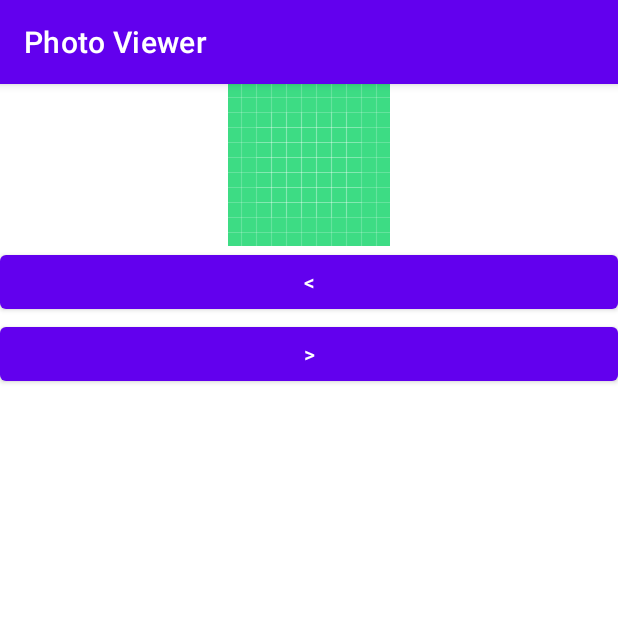
After one commit to kaushalp8326/PhotosAndroid, an Android app: the Slideshow screen opened directly, with no data from a screen before it, on a phone screen of 412 x 824 dp, the top half of it. The commit adds this screen. Run offline under Robolectric (Android 15) with nearby library versions, the phone set to English and light mode, and no system bars; 4 statements that could not run were skipped.

Commit message:
Slideshow basics

```diff
--- a/app/src/main/AndroidManifest.xml
+++ b/app/src/main/AndroidManifest.xml
@@ -2,7 +2,7 @@
 <manifest xmlns:android="http://schemas.android.com/apk/res/android"
     package="com.example.androidphotos10">
 
-    <uses-permission android:name="android.permission.READ_EXTERNAL_STORAGE"/>
+    <uses-permission android:name="android.permission.READ_EXTERNAL_STORAGE" />
 
     <application
         android:allowBackup="true"
@@ -11,6 +11,7 @@
         android:roundIcon="@mipmap/ic_launcher_round"
         android:supportsRtl="true"
         android:theme="@style/Theme.AndroidPhotos10">
+        <activity android:name=".Slideshow"></activity>
         <activity
             android:name=".AlbumView"
             android:parentActivityName=".Photos">
--- /dev/null
+++ b/app/src/main/java/com/example/androidphotos10/Slideshow.java
@@ -0,0 +1,64 @@
+package com.example.androidphotos10;
+
+import androidx.appcompat.app.AppCompatActivity;
+
+import android.os.Bundle;
+import android.widget.Button;
+import android.widget.ImageView;
+
+import com.example.androidphotos10.model.Album;
+import com.example.androidphotos10.model.User;
+
+public class Slideshow extends AppCompatActivity {
+    public User user;
+    public Album album;
+
+    private Button cmdLeft;
+    private Button cmdRight;
+
+    private static int selectedIndex;
+    private static ImageView displayed;
+
+    @Override
+    protected void onCreate(Bundle savedInstanceState) {
+        super.onCreate(savedInstanceState);
+        setContentView(R.layout.slideshow_view);
+
+        Bundle bundle = getIntent().getExtras();
+        user = (User)bundle.getSerializable(Photos.USER);
+        album = (Album)bundle.getSerializable(Photos.ALBUM);
+        setTitle(album.getName());
+        selectedIndex=0;
+
+        displayed = findViewById(R.id.displayPicture);
+        displayed.setImageURI(album.getPictures().get(0).getUri());
+
+        cmdLeft = findViewById(R.id.cmdLeft);
+        cmdLeft.setOnClickListener((view) -> left());
+
+        cmdRight = findViewById(R.id.cmdRight);
+        cmdRight.setOnClickListener((view) -> right());
+    }
+
+    public static int getSelectedIndex(){
+        return selectedIndex;
+    }
+
+    public static void setSelectedIndex(int index){
+        selectedIndex=index;
+    }
+
+    protected void left(){
+        if (selectedIndex>0){
+            selectedIndex--;
+            displayed.setImageURI(album.getPictures().get(selectedIndex).getUri());
+        }
+    }
+
+    protected void right(){
+        if (selectedIndex<album.getSize()-1){
+            selectedIndex++;
+            displayed.setImageURI(album.getPictures().get(selectedIndex).getUri());
+        }
+    }
+}
--- /dev/null
+++ b/app/src/main/res/layout/slideshow_view.xml
@@ -0,0 +1,29 @@
+<?xml version="1.0" encoding="utf-8"?>
+<LinearLayout
+    xmlns:android="http://schemas.android.com/apk/res/android"
+    xmlns:app="http://schemas.android.com/apk/res-auto"
+    xmlns:tools="http://schemas.android.com/tools"
+    android:layout_width="match_parent"
+    android:layout_height="wrap_content"
+    android:orientation="vertical"
+    tools:context=".Slideshow">
+
+    <ImageView
+        android:id="@+id/displayPicture"
+        tools:ignore="ContentDescription"
+        android:layout_width="match_parent"
+        android:layout_height="wrap_content"
+        app:srcCompat="@drawable/ic_launcher_background" />
+
+    <Button
+        android:id="@+id/cmdLeft"
+        android:layout_width="match_parent"
+        android:layout_height="wrap_content"
+        android:text="@string/left_arrow" />
+
+    <Button
+        android:id="@+id/cmdRight"
+        android:layout_width="match_parent"
+        android:layout_height="wrap_content"
+        android:text="@string/right_arrow" />
+</LinearLayout>
--- a/app/src/main/res/values/strings.xml
+++ b/app/src/main/res/values/strings.xml
@@ -6,6 +6,8 @@
     <string name="add_photo_button">Add Photo</string>
     <string name="remove_photo_button">Remove Photo</string>
     <string name="view_slideshow_button">View Slideshow</string>
+    <string name="left_arrow"><![CDATA[<]]></string>
+    <string name="right_arrow"><![CDATA[>]]></string>
     <string-array name="album_options_array">
         <item>Open</item>
         <item>Rename</item>
@@ -15,6 +17,7 @@
         <item>Add Tag</item>
         <item>Remove Tag</item>
         <item>Move to Another Album</item>
+        <item>Remove Photo</item>
     </string-array>
     <string-array name="tag_types_array">
         <item>Person</item>
```
Also changed, not shown: app/src/main/java/com/example/androidphotos10/AlbumView.java (+17 -4 lines), app/src/main/res/layout/album_view.xml (+0 -8 lines).
